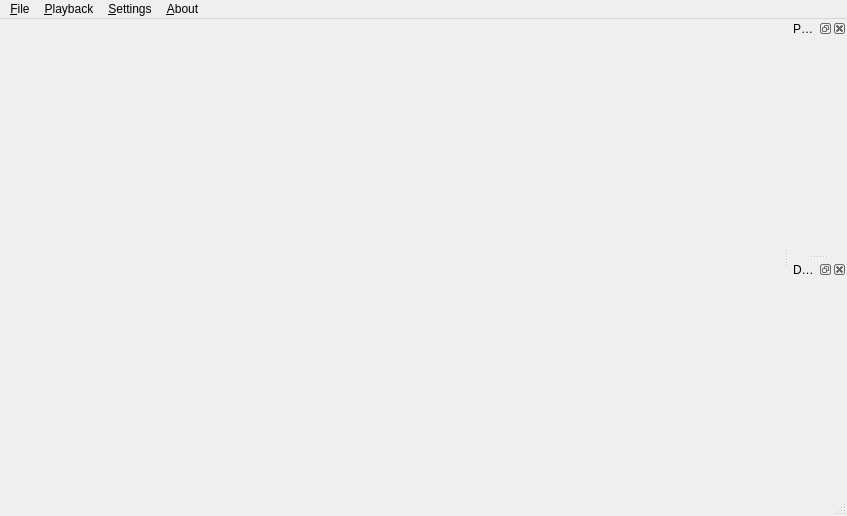
noobavss/NoobaVSS, file NoobaFE/Forms/MainWindow.ui: the form before one commit.
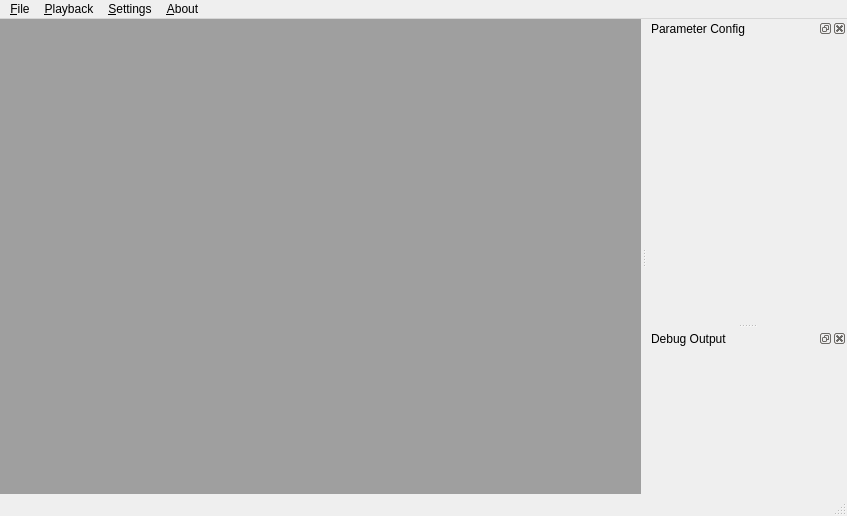
The form after the commit. Icons and pictures are not drawn.

```diff
--- a/NoobaFE/Forms/MainWindow.ui
+++ b/NoobaFE/Forms/MainWindow.ui
@@ -30,6 +30,28 @@
     <property name="bottomMargin">
      <number>0</number>
     </property>
+    <item>
+     <widget class="QMdiArea" name="mdiArea">
+      <property name="verticalScrollBarPolicy">
+       <enum>Qt::ScrollBarAsNeeded</enum>
+      </property>
+      <property name="horizontalScrollBarPolicy">
+       <enum>Qt::ScrollBarAsNeeded</enum>
+      </property>
+      <property name="viewMode">
+       <enum>QMdiArea::TabbedView</enum>
+      </property>
+      <property name="documentMode">
+       <bool>true</bool>
+      </property>
+      <property name="tabsClosable">
+       <bool>true</bool>
+      </property>
+      <property name="tabsMovable">
+       <bool>true</bool>
+      </property>
+     </widget>
+    </item>
    </layout>
   </widget>
   <widget class="QMenuBar" name="menuBar">
@@ -77,6 +99,12 @@
   </widget>
   <widget class="QStatusBar" name="statusBar"/>
   <widget class="QDockWidget" name="paramConfigDock">
+   <property name="minimumSize">
+    <size>
+     <width>200</width>
+     <height>35</height>
+    </size>
+   </property>
    <property name="windowTitle">
     <string>Parameter Config</string>
    </property>
```
